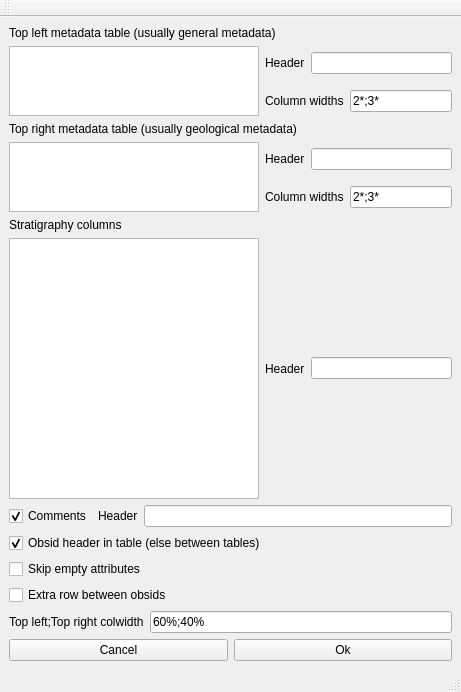
First picture: the form in ui/custom_drillreport.ui, repository jkall/qgis-midvatten-plugin, before the edit.
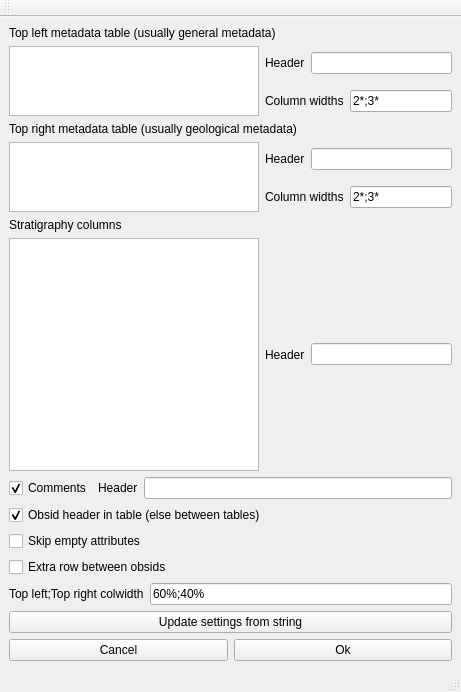
Second picture: the form after the edit.

Commit message: Custom general report: Fixed better rounding. Settings are now saved in the project..

```diff
--- a/ui/custom_drillreport.ui
+++ b/ui/custom_drillreport.ui
@@ -238,6 +238,13 @@
       </item>
      </layout>
     </item>
+    <item>
+     <widget class="QPushButton" name="pushButton_update_from_string">
+      <property name="text">
+       <string>Update settings from string</string>
+      </property>
+     </widget>
+    </item>
     <item>
      <layout class="QHBoxLayout" name="horizontalLayout">
       <item>
```
The commit also changes 8 other files.
